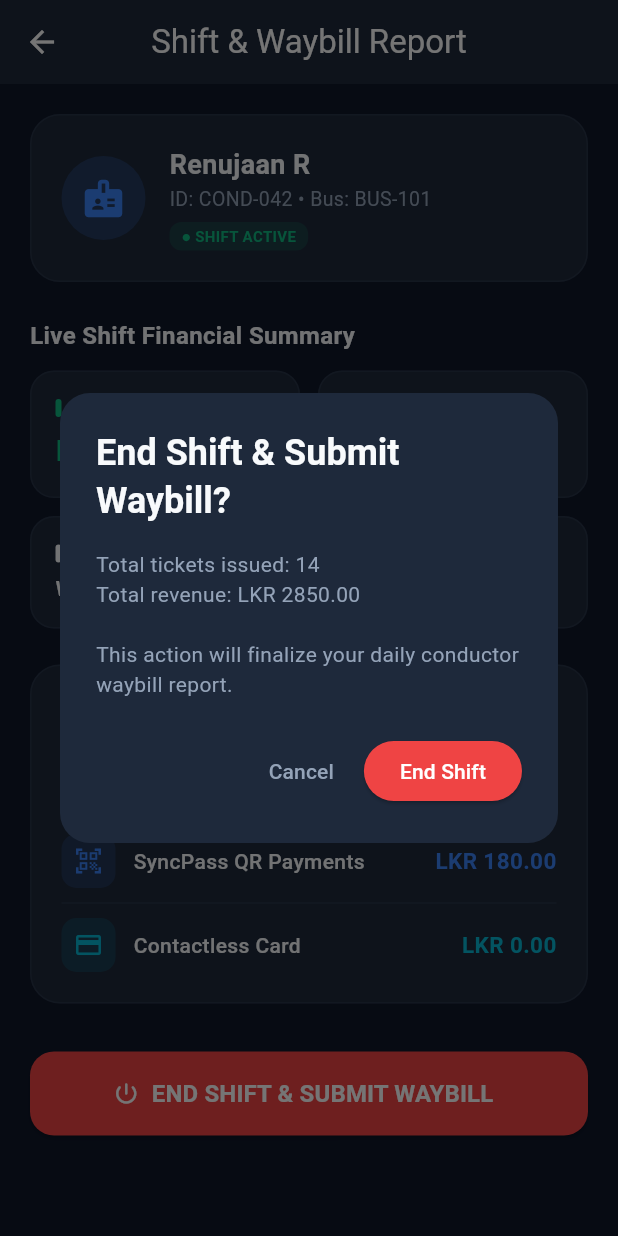
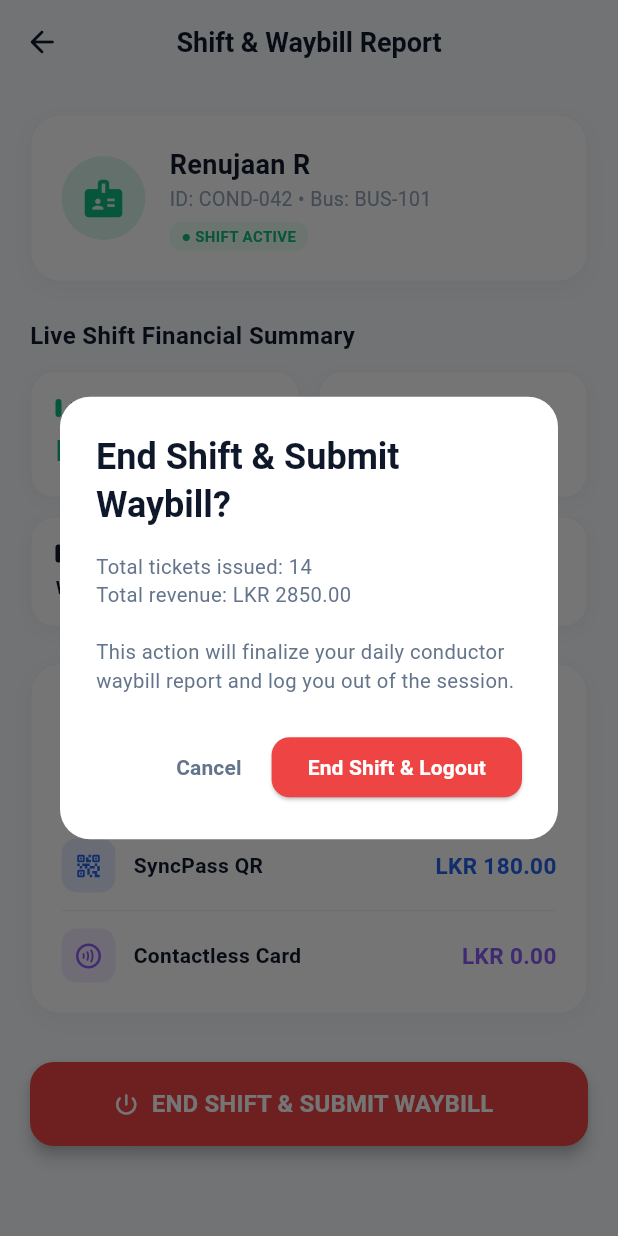
Before and after one commit to Mogith-Code/SynRide, a Flutter app: the ShiftManagementScreen screen opened by its route, after a tap on "END SHIFT & SUBMIT WAYBILL", on a phone screen of 412 x 824 dp. Run offline on Flutter 3.47's test engine with Material 3 defaults, Android fonts, the phone set to English and light mode, and no system bars; our stand-ins replace flutter_bloc.

Commit message:
PAge colors set

```diff
--- a/lib/features/conductor/presentation/screens/shift_management_screen.dart
+++ b/lib/features/conductor/presentation/screens/shift_management_screen.dart
@@ -23,10 +23,23 @@ class ShiftManagementScreen extends StatelessWidget {
       if (t.paymentMethod == 'SyncPass QR') qrTotal += t.fareAmount;
       if (t.paymentMethod == 'Contactless Card') cardTotal += t.fareAmount;
     }
-
     return Scaffold(
+      backgroundColor: const Color(0xFFF8FAFC),
       appBar: AppBar(
-        title: const Text('Shift & Waybill Report'),
+        backgroundColor: const Color(0xFFF8FAFC),
+        elevation: 0,
+        leading: IconButton(
+          icon: const Icon(Icons.arrow_back_rounded, color: Color(0xFF0F172A)),
+          onPressed: () => Navigator.pop(context),
+        ),
+        title: const Text(
+          'Shift & Waybill Report',
+          style: TextStyle(
+            color: Color(0xFF0F172A),
+            fontSize: 18,
+            fontWeight: FontWeight.bold,
+          ),
+        ),
       ),
       body: SingleChildScrollView(
         padding: const EdgeInsets.all(20.0),
@@ -37,16 +50,23 @@ class ShiftManagementScreen extends StatelessWidget {
             Container(
               padding: const EdgeInsets.all(20),
               decoration: BoxDecoration(
-                color: AppColors.surface,
+                color: Colors.white,
                 borderRadius: BorderRadius.circular(20),
-                border: Border.all(color: AppColors.surfaceLight.withValues(alpha: 0.5)),
+                border: Border.all(color: const Color(0xFFF1F5F9)),
+                boxShadow: [
+                  BoxShadow(
+                    color: Colors.black.withValues(alpha: 0.03),
+                    blurRadius: 10,
+                    offset: const Offset(0, 4),
+                  ),
+                ],
               ),
               child: Row(
                 children: [
                   CircleAvatar(
                     radius: 28,
-                    backgroundColor: AppColors.primary.withValues(alpha: 0.2),
-                    child: const Icon(Icons.badge, color: AppColors.primary, size: 30),
+                    backgroundColor: const Color(0xFF10B981).withValues(alpha: 0.15),
+                    child: const Icon(Icons.badge, color: Color(0xFF10B981), size: 30),
                   ),
                   const SizedBox(width: 16),
                   Expanded(
@@ -58,18 +78,18 @@ class ShiftManagementScreen extends StatelessWidget {
                           style: const TextStyle(
                             fontSize: 18,
                             fontWeight: FontWeight.bold,
-                            color: AppColors.textPrimary,
+                            color: Color(0xFF0F172A),
                           ),
                         ),
                         Text(
                           'ID: ${shift.conductorId} • Bus: ${shift.busId}',
-                          style: const TextStyle(color: AppColors.textSecondary, fontSize: 13),
+                          style: const TextStyle(color: Color(0xFF94A3B8), fontSize: 13),
                         ),
                         const SizedBox(height: 6),
                         Container(
                           padding: const EdgeInsets.symmetric(horizontal: 8, vertical: 2),
                           decoration: BoxDecoration(
-                            color: AppColors.success.withValues(alpha: 0.15),
+                            color: const Color(0xFFECFDF5),
                             borderRadius: BorderRadius.circular(8),
                           ),
                           child: const Text(
@@ -77,7 +97,7 @@ class ShiftManagementScreen extends StatelessWidget {
                             style: TextStyle(
                               fontSize: 10,
                               fontWeight: FontWeight.bold,
-                              color: AppColors.success,
+                              color: Color(0xFF10B981),
                             ),
                           ),
                         ),
@@ -92,23 +112,23 @@ class ShiftManagementScreen extends StatelessWidget {
             // Trip & Shift Overview Metrics
             const Text(
               'Live Shift Financial Summary',
-              style: TextStyle(fontWeight: FontWeight.bold, fontSize: 16, color: AppColors.textPrimary),
+              style: TextStyle(fontWeight: FontWeight.bold, fontSize: 16, color: Color(0xFF0F172A)),
             ),
             const SizedBox(height: 12),
 
             Row(
               children: [
-                _buildStatCard('Total Revenue', 'LKR ${shift.totalRevenue.toStringAsFixed(0)}', AppColors.success),
+                _buildStatCard('Total Revenue', 'LKR ${shift.totalRevenue.toStringAsFixed(0)}', const Color(0xFF10B981)),
                 const SizedBox(width: 12),
-                _buildStatCard('Tickets Issued', '${shift.totalTicketsIssued}', AppColors.primary),
+                _buildStatCard('Tickets Issued', '${shift.totalTicketsIssued}', const Color(0xFF2563EB)),
               ],
             ),
             const SizedBox(height: 12),
             Row(
               children: [
-                _buildStatCard('Shift Start', dateFormat.format(shift.startTime), AppColors.textPrimary, isSmall: true),
+                _buildStatCard('Shift Start', dateFormat.format(shift.startTime), const Color(0xFF0F172A), isSmall: true),
                 const SizedBox(width: 12),
-                _buildStatCard('Current Route', shift.routeNumber, AppColors.accent, isSmall: true),
+                _buildStatCard('Current Route', shift.routeNumber, const Color(0xFF0284C7), isSmall: true),
               ],
             ),
             const SizedBox(height: 24),
@@ -117,73 +137,87 @@ class ShiftManagementScreen extends StatelessWidget {
             Container(
               padding: const EdgeInsets.all(20),
               decoration: BoxDecoration(
-                color: AppColors.surface,
+                color: Colors.white,
                 borderRadius: BorderRadius.circular(20),
-                border: Border.all(color: AppColors.surfaceLight.withValues(alpha: 0.5)),
+                border: Border.all(color: const Color(0xFFF1F5F9)),
+                boxShadow: [
+                  BoxShadow(
+                    color: Colors.black.withValues(alpha: 0.03),
+                    blurRadius: 10,
+                    offset: const Offset(0, 4),
+                  ),
+                ],
               ),
               child: Column(
                 crossAxisAlignment: CrossAxisAlignment.start,
                 children: [
                   const Text(
                     'Revenue Breakdown by Payment Channel',
-                    style: TextStyle(fontWeight: FontWeight.bold, fontSize: 14, color: AppColors.textPrimary),
+                    style: TextStyle(fontWeight: FontWeight.bold, fontSize: 14, color: Color(0xFF0F172A)),
                   ),
                   const SizedBox(height: 16),
-                  _buildPaymentRow(Icons.payments, 'Cash Collection', cashTotal, AppColors.success),
-                  Divider(height: 20, color: AppColors.surfaceLight.withValues(alpha: 0.5)),
-                  _buildPaymentRow(Icons.qr_code_scanner, 'SyncPass QR Payments', qrTotal, AppColors.primary),
-                  Divider(height: 20, color: AppColors.surfaceLight.withValues(alpha: 0.5)),
-                  _buildPaymentRow(Icons.credit_card, 'Contactless Card', cardTotal, AppColors.accent),
+                  _buildPaymentRow(Icons.payments_outlined, 'Cash Collected', cashTotal, const Color(0xFF10B981)),
+                  const Divider(height: 24, color: Color(0xFFF1F5F9)),
+                  _buildPaymentRow(Icons.qr_code_2_rounded, 'SyncPass QR', qrTotal, const Color(0xFF2563EB)),
+                  const Divider(height: 24, color: Color(0xFFF1F5F9)),
+                  _buildPaymentRow(Icons.contactless_outlined, 'Contactless Card', cardTotal, const Color(0xFF8B5CF6)),
                 ],
               ),
             ),
             const SizedBox(height: 32),
 
             // End Shift & Submit Waybill Button
+            // End Shift & Submit Waybill Button
             SizedBox(
               width: double.infinity,
               height: 56,
               child: ElevatedButton.icon(
                 style: ElevatedButton.styleFrom(
-                  backgroundColor: AppColors.danger,
+                  backgroundColor: const Color(0xFFEF4444),
                   foregroundColor: Colors.white,
                   shape: RoundedRectangleBorder(
                     borderRadius: BorderRadius.circular(16),
                   ),
+                  elevation: 4,
                 ),
                 onPressed: () {
                   showDialog(
                     context: context,
                     builder: (context) => AlertDialog(
-                      backgroundColor: AppColors.surface,
+                      backgroundColor: Colors.white,
                       shape: RoundedRectangleBorder(borderRadius: BorderRadius.circular(20)),
                       title: const Text(
                         'End Shift & Submit Waybill?',
-                        style: TextStyle(color: AppColors.textPrimary, fontWeight: FontWeight.bold),
+                        style: TextStyle(color: Color(0xFF0F172A), fontWeight: FontWeight.bold),
                       ),
                       content: Text(
-                        'Total tickets issued: ${shift.totalTicketsIssued}\nTotal revenue: LKR ${shift.totalRevenue.toStringAsFixed(2)}\n\nThis action will finalize your daily conductor waybill report.',
-                        style: const TextStyle(color: AppColors.textSecondary),
+                        'Total tickets issued: ${shift.totalTicketsIssued}\nTotal revenue: LKR ${shift.totalRevenue.toStringAsFixed(2)}\n\nThis action will finalize your daily conductor waybill report and log you out of the session.',
+                        style: const TextStyle(color: Color(0xFF64748B), fontSize: 13.5),
                       ),
                       actions: [
                         TextButton(
-                          child: const Text('Cancel', style: TextStyle(color: AppColors.textSecondary)),
+                          child: const Text('Cancel', style: TextStyle(color: Color(0xFF64748B), fontWeight: FontWeight.w600)),
                           onPressed: () => Navigator.pop(context),
                         ),
                         ElevatedButton(
                           style: ElevatedButton.styleFrom(
-                            backgroundColor: AppColors.danger,
+                            backgroundColor: const Color(0xFFEF4444),
                             foregroundColor: Colors.white,
+                            shape: RoundedRectangleBorder(
+                              borderRadius: BorderRadius.circular(12),
+                            ),
                           ),
-                          child: const Text('End Shift'),
+                          child: const Text('End Shift & Logout', style: TextStyle(fontWeight: FontWeight.bold)),
                           onPressed: () {
+                            repository.endShift();
                             Navigator.pop(context);
                             ScaffoldMessenger.of(context).showSnackBar(
                               const SnackBar(
-                                content: Text('Shift Ended & Official Waybill Submitted!'),
-                                backgroundColor: AppColors.success,
+                                content: Text('Shift Ended & Official Waybill Submitted! Logged Out.'),
+                                backgroundColor: Color(0xFF10B981),
                               ),
                             );
+                            Navigator.pushNamedAndRemoveUntil(context, '/conductor/login', (route) => false);
                           },
                         ),
                       ],
@@ -208,9 +242,16 @@ class ShiftManagementScreen extends StatelessWidget {
       child: Container(
         padding: const EdgeInsets.all(16),
         decoration: BoxDecoration(
-          color: AppColors.surface,
+          color: Colors.white,
           borderRadius: BorderRadius.circular(16),
-          border: Border.all(color: AppColors.surfaceLight.withValues(alpha: 0.5)),
+          border: Border.all(color: const Color(0xFFF1F5F9)),
+          boxShadow: [
+            BoxShadow(
+              color: Colors.black.withValues(alpha: 0.03),
+              blurRadius: 8,
+              offset: const Offset(0, 3),
+            ),
+          ],
         ),
         child: Column(
           crossAxisAlignment: CrossAxisAlignment.start,
@@ -226,7 +267,7 @@ class ShiftManagementScreen extends StatelessWidget {
                     borderRadius: BorderRadius.circular(2),
                   ),
                 ),
-                Text(label, style: const TextStyle(color: AppColors.textSecondary, fontSize: 11)),
+                Text(label, style: const TextStyle(color: Color(0xFF64748B), fontSize: 11.5, fontWeight: FontWeight.w500)),
               ],
             ),
             const SizedBox(height: 6),
@@ -235,7 +276,7 @@ class ShiftManagementScreen extends StatelessWidget {
               maxLines: 1,
               overflow: TextOverflow.ellipsis,
               style: TextStyle(
-                fontSize: isSmall ? 13 : 20,
+                fontSize: isSmall ? 12.5 : 20,
                 fontWeight: FontWeight.bold,
                 color: color,
               ),
@@ -252,7 +293,7 @@ class ShiftManagementScreen extends StatelessWidget {
         Container(
           padding: const EdgeInsets.all(8),
           decoration: BoxDecoration(
-            color: color.withValues(alpha: 0.15),
+            color: color.withValues(alpha: 0.12),
             borderRadius: BorderRadius.circular(10),
           ),
           child: Icon(icon, color: color, size: 20),
@@ -261,7 +302,7 @@ class ShiftManagementScreen extends StatelessWidget {
         Expanded(
           child: Text(
             title,
-            style: const TextStyle(fontWeight: FontWeight.w500, color: AppColors.textPrimary),
+            style: const TextStyle(fontWeight: FontWeight.w600, color: Color(0xFF0F172A), fontSize: 14),
           ),
         ),
         Text(
--- a/pubspec.yaml
+++ b/pubspec.yaml
@@ -30,3 +30,4 @@ flutter:
   uses-material-design: true
   assets:
     - logo.jpg
+    - assets/images/
```
Also changed, not shown: lib/features/conductor/presentation/screens/conductor_home_screen.dart (+28 -18 lines), lib/features/conductor/presentation/screens/conductor_login_screen.dart (+5 -4 lines), lib/features/conductor/presentation/screens/offline_sync_queue_screen.dart (+40 -19 lines), lib/features/conductor/presentation/screens/passenger_exit_screen.dart (+77 -42 lines), lib/features/conductor/presentation/screens/ticket_issuance_screen.dart (+52 -28 lines), lib/features/conductor/presentation/screens/trip_history_screen.dart (+49 -32 lines), lib/features/conductor/presentation/screens/trip_summary_screen.dart (+65 -36 lines), lib/features/conductor/presentation/widgets/digital_receipt_dialog.dart (+26 -25 lines), lib/features/conductor/presentation/widgets/occupancy_gauge_widget.dart (+4 -4 lines), lib/features/conductor/presentation/widgets/stop_selector_widget.dart (+19 -11 lines), lib/features/conductor/presentation/widgets/ticket_counter_widget.dart (+6 -6 lines), assets/images/logo.jpg (added), 13 other files.
